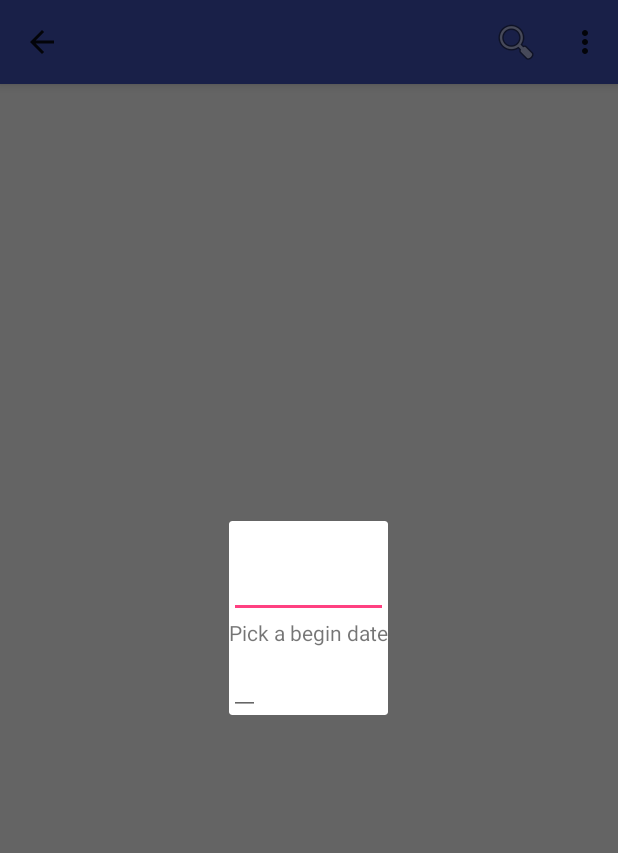
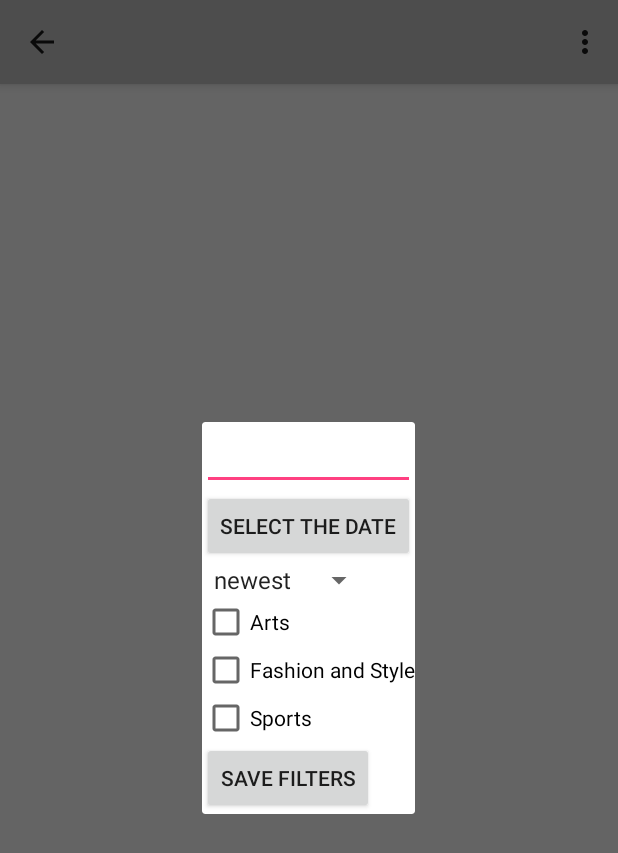
Before and after one commit to Marusya82/Articlist, an Android app: the screen it shows after launch (SearchActivity), in the options menu, after a tap on "Settings", on a phone screen of 412 x 824 dp. Shown: the top 853 px of the screen. Run offline under Robolectric (Android 15) with nearby library versions, the phone set to English and light mode, and no system bars; our stand-ins replace Picasso; libraries missing offline, so code that uses them is left out: com.loopj.android, cz.msebera.android; pictures from the network do not load.

Commit message:
Basic app submission

```diff
--- a/app/src/main/java/com/mtanasyuk/nytimessearch/activities/ArticleActivity.java
+++ b/app/src/main/java/com/mtanasyuk/nytimessearch/activities/ArticleActivity.java
@@ -15,7 +15,7 @@ public class ArticleActivity extends AppCompatActivity {
         super.onCreate(savedInstanceState);
         setContentView(R.layout.activity_article);
 
-        Article article = (Article) getIntent().getSerializableExtra("article");
+        Article article = getIntent().getParcelableExtra("article");
         WebView webView = (WebView) findViewById(R.id.wvArticle);
 
         assert webView != null;
--- a/app/src/main/java/com/mtanasyuk/nytimessearch/activities/SearchActivity.java
+++ b/app/src/main/java/com/mtanasyuk/nytimessearch/activities/SearchActivity.java
@@ -24,6 +24,7 @@ import com.mtanasyuk.nytimessearch.R;
 import com.mtanasyuk.nytimessearch.adapters.ArticleArrayAdapter;
 import com.mtanasyuk.nytimessearch.models.Article;
 import com.mtanasyuk.nytimessearch.models.EndlessScrollListener;
+import com.mtanasyuk.nytimessearch.models.Filter;
 import com.mtanasyuk.nytimessearch.models.SettingsDialogFragment;
 
 import org.json.JSONArray;
@@ -34,15 +35,14 @@ import java.util.ArrayList;
 
 import cz.msebera.android.httpclient.Header;
 
-public class SearchActivity extends AppCompatActivity {
+public class SearchActivity extends AppCompatActivity implements SettingsDialogFragment.SettingsDialogListener {
 
-//    EditText etQuery;
     GridView gvResults;
-//    Button btnSearch;
-
     final String apiKey = "6474c108b83f4af39476a770330f53b2";
     final String url = "https://api.nytimes.com/svc/search/v2/articlesearch.json";
     String query;
+    Filter filter;
+    SearchView searchView;
 
     ArrayList<Article> articles;
     ArticleArrayAdapter adapter;
@@ -55,10 +55,7 @@ public class SearchActivity extends AppCompatActivity {
     }
 
     public void setupViews() {
-//        etQuery = (EditText) findViewById(R.id.etQuery);
         gvResults = (GridView) findViewById(R.id.gvResults);
-//        gvResults.setNestedScrollingEnabled(true);
-//        btnSearch = (Button) findViewById(R.id.btnSearch);
         articles = new ArrayList<>();
         adapter = new ArticleArrayAdapter(this, articles);
         gvResults.setAdapter(adapter);
@@ -67,13 +64,9 @@ public class SearchActivity extends AppCompatActivity {
         gvResults.setOnItemClickListener(new AdapterView.OnItemClickListener() {
             @Override
             public void onItemClick(AdapterView<?> parent, View view, int position, long id) {
-                // create an intent to display an article
                 Intent i = new Intent(getApplicationContext(), ArticleActivity.class);
-                // get the article to display
                 Article article = articles.get(position);
-                // pass in that article into intent
                 i.putExtra("article", article);
-                // launch the activity
                 startActivity(i);
             }
         });
@@ -83,7 +76,7 @@ public class SearchActivity extends AppCompatActivity {
             public boolean onLoadMore(int page, int totalItemsCount) {
                 // Triggered only when new data needs to be appended to the list
                 // Add whatever code is needed to append new items to your AdapterView
-                fetchArticlesAsync(page, "", "", "");
+                fetchArticlesAsync(page);
                 return true; // ONLY if more data is actually being loaded; false otherwise.
             }
         });
@@ -96,13 +89,13 @@ public class SearchActivity extends AppCompatActivity {
 
     @Override
     public boolean onCreateOptionsMenu(Menu menu) {
-        // Inflate the menu; this adds items to the action bar if it is present.
         getMenuInflater().inflate(R.menu.menu_search, menu);
 
         MenuItem searchItem = menu.findItem(R.id.action_search);
-        final SearchView searchView = (SearchView) MenuItemCompat.getActionView(searchItem);
-//        searchItem.expandActionView();
-//        searchView.requestFocus();
+        searchView = (SearchView) MenuItemCompat.getActionView(searchItem);
+//        searchView.setBackgroundColor(3);
+        searchItem.expandActionView();
+        searchView.requestFocus();
 
         searchView.setOnQueryTextListener(new SearchView.OnQueryTextListener() {
             @Override
@@ -112,11 +105,11 @@ public class SearchActivity extends AppCompatActivity {
             }
 
             public boolean onQueryTextSubmit(String searchQuery) {
-                // get the value "query" which is entered in the search box
+                // in some cases text submit fires several times
+                searchView.clearFocus();
                 adapter.clear();
                 query = searchQuery;
-                fetchArticlesAsync(0, "", "", "");
-//                searchView.clearFocus();
+                fetchArticlesAsync(0);
                 return true;
             }
         });
@@ -129,38 +122,59 @@ public class SearchActivity extends AppCompatActivity {
         // Handle action bar item clicks here. The action bar will
         // automatically handle clicks on the Home/Up button, so long
         // as you specify a parent activity in AndroidManifest.xml.
-//        int id = item.getItemId();
-//        switch(id) {
-//            case R.id.action_search:
-//                break;
-//            case R.id.action_settings:
-//                break;
-//        }
+        int id = item.getItemId();
+        if (id == R.id.action_settings) {
+            FragmentManager fm = getSupportFragmentManager();
+            SettingsDialogFragment settingDialog = SettingsDialogFragment.newInstance("Set the filters:");
+            settingDialog.show(fm, "fragment_settings");
+        }
         return super.onOptionsItemSelected(item);
     }
 
-//    public void onArticleSearch(View view) {
-//        // clear up the adapter for the fresh search and send a request
-//        adapter.clear();
-//        fetchArticlesAsync(0, "", "", "");
-//    }
+    @Override
+    public void onFinishEditDialog(Filter filterReturned) {
+        filter = filterReturned;
+        searchView.setQuery("", false);
+        query = null;
+//        Toast.makeText(this, "Hi, " + filter.isArts(), Toast.LENGTH_SHORT).show();
+        adapter.clear();
 
-    public void fetchArticlesAsync(int page, String queryCategory, String date, String sort) {
+        fetchArticlesAsync(0);
+    }
+
+    public void fetchArticlesAsync(int page) {
 
         AsyncHttpClient client = new AsyncHttpClient();
         RequestParams params = new RequestParams();
-//        String query = etQuery.getText().toString();
-        params.put("q", query);
-//        params.put("fq", queryCategory);
-//        params.put("begin_date", date);
-//        params.put("sort", sort);
+        if (query != null) {
+            if (!query.isEmpty()) params.put("q", query);
+        }
+        if (filter != null) {
+            if (!filter.getDate().isEmpty()) params.put("begin_date", filter.getDate());
+            if (!filter.getSort().isEmpty()) params.put("sort", filter.getSort());
+            if (filter.isArts() && filter.isFashion() && filter.isSports() ) {
+                params.put("fq", "news_desk:("+ '"' + "Arts" + '"' + " " + '"' + "Fashion & Style" + '"' + " " + '"' + "Sports" + '"' + ")");
+            } else if (filter.isArts() && filter.isFashion()) {
+                params.put("fq", "news_desk:("+ '"' + "Arts" + '"' + " " + '"' + "Fashion & Style" + '"' + ")");
+            } else if (filter.isArts() && filter.isSports()) {
+                params.put("fq", "news_desk:("+ '"' + "Arts" + '"' + " " + '"' + "Sports" + '"' + ")");
+            } else if (filter.isFashion() && filter.isSports()) {
+                params.put("fq", "news_desk:("+ '"' + "Fashion & Style" + '"' + " " + '"' + "Sports" + '"' + ")");
+            } else if (filter.isArts()) {
+                params.put("fq", "news_desk:(" + '"' + "Arts" + '"' + ")");
+            } else if (filter.isFashion()) {
+                params.put("fq", "news_desk:("+ '"' + "Fashion & Style" + '"' + ")");
+            } else if (filter.isSports()) {
+                params.put("fq", "news_desk:("+ '"' + "Sports" + '"' + ")");
+            }
+        }
         params.put("api-key", apiKey);
         params.put("page", page);
+        Log.d("DEBUG", params.toString());
         if (isNetworkAvailable()) {
             client.get(url, params, new JsonHttpResponseHandler() {
                 @Override
                 public void onSuccess(int statusCode, Header[] headers, JSONObject response) {
-                    Log.d("DEBUG", response.toString());
                     JSONArray articleJSONResults = null;
                     try {
                         articleJSONResults = response.getJSONObject("response").getJSONArray("docs");
@@ -180,11 +194,4 @@ public class SearchActivity extends AppCompatActivity {
         NetworkInfo activeNetworkInfo = connectivityManager.getActiveNetworkInfo();
         return activeNetworkInfo != null && activeNetworkInfo.isConnectedOrConnecting();
     }
-
-
-    public void showEditDialog(MenuItem item) {
-        FragmentManager fm = getSupportFragmentManager();
-        SettingsDialogFragment settingDialogFragment = SettingsDialogFragment.newInstance("Some Title");
-        settingDialogFragment.show(fm, "fragment_edit_name");
-    }
 }
--- a/app/src/main/java/com/mtanasyuk/nytimessearch/adapters/ArticleArrayAdapter.java
+++ b/app/src/main/java/com/mtanasyuk/nytimessearch/adapters/ArticleArrayAdapter.java
@@ -43,7 +43,7 @@ public class ArticleArrayAdapter extends ArrayAdapter<Article> {
         String thumbnail = article.getThumbNail();
         if (!TextUtils.isEmpty(thumbnail)) {
             // remote download the image in the background
-            Picasso.with(getContext()).load(thumbnail).into(imageView);
+            Picasso.with(getContext()).load(thumbnail).fit().into(imageView);
         }
 
         return convertView;
--- a/app/src/main/java/com/mtanasyuk/nytimessearch/models/DatePickerFragment.java
+++ b/app/src/main/java/com/mtanasyuk/nytimessearch/models/DatePickerFragment.java
@@ -18,9 +18,9 @@ public class DatePickerFragment extends DialogFragment {
         int day = c.get(Calendar.DAY_OF_MONTH);
 
         // Activity needs to implement this interface
-        DatePickerDialog.OnDateSetListener listener = (DatePickerDialog.OnDateSetListener) getActivity();
+        DatePickerDialog.OnDateSetListener listener = (DatePickerDialog.OnDateSetListener) getTargetFragment();
 
-        // Create a new instance of TimePickerDialog and return it
-        return new DatePickerDialog(getActivity(), listener, year, month, day);
+        // Create a new instance of DatePickerDialog and return it
+        return new DatePickerDialog(getContext(), listener, year, month, day);
     }
 }
--- a/app/src/main/java/com/mtanasyuk/nytimessearch/models/EndlessScrollListener.java
+++ b/app/src/main/java/com/mtanasyuk/nytimessearch/models/EndlessScrollListener.java
@@ -31,8 +31,7 @@ public abstract class EndlessScrollListener implements AbsListView.OnScrollListe
     // We are given a few useful parameters to help us work out if we need to load some more data,
     // but first we check if we are waiting for the previous load to finish.
     @Override
-    public void onScroll(AbsListView view, int firstVisibleItem, int visibleItemCount, int totalItemCount)
-    {
+    public void onScroll(AbsListView view, int firstVisibleItem, int visibleItemCount, int totalItemCount) {
         // If the total item count is zero and the previous isn't, assume the
         // list is invalidated and should be reset back to initial state
         if (totalItemCount < previousTotalItemCount) {
--- a/app/src/main/java/com/mtanasyuk/nytimessearch/models/SettingsDialogFragment.java
+++ b/app/src/main/java/com/mtanasyuk/nytimessearch/models/SettingsDialogFragment.java
@@ -1,17 +1,34 @@
 package com.mtanasyuk.nytimessearch.models;
 
+import android.app.DatePickerDialog;
 import android.os.Bundle;
 import android.support.annotation.Nullable;
+import android.support.v4.app.DialogFragment;
+import android.support.v4.app.FragmentManager;
 import android.view.LayoutInflater;
 import android.view.View;
 import android.view.ViewGroup;
 import android.view.WindowManager;
+import android.widget.Button;
+import android.widget.CheckBox;
+import android.widget.DatePicker;
 import android.widget.EditText;
+import android.widget.Spinner;
 
 import com.mtanasyuk.nytimessearch.R;
 
-public class SettingsDialogFragment extends android.support.v4.app.DialogFragment {
-    private EditText mEditText;
+import java.text.SimpleDateFormat;
+import java.util.Calendar;
+
+public class SettingsDialogFragment extends DialogFragment implements DatePickerDialog.OnDateSetListener {
+
+    EditText mEditText;
+    Button btnDatePicker;
+    Button btnSaveFilters;
+    Spinner spinner;
+    CheckBox checkArts;
+    CheckBox checkFashion;
+    CheckBox checkSports;
 
     public SettingsDialogFragment() {
         // Empty constructor is required for DialogFragment
@@ -25,6 +42,11 @@ public class SettingsDialogFragment extends android.support.v4.app.DialogFragmen
         args.putString("title", title);
         frag.setArguments(args);
         return frag;
+    }
+
+    // Defines the listener interface with a method passing back data result
+    public interface SettingsDialogListener {
+        void onFinishEditDialog(Filter filter);
     }
 
     @Override
@@ -41,10 +63,60 @@ public class SettingsDialogFragment extends android.support.v4.app.DialogFragmen
         // Fetch arguments from bundle and set title
         String title = getArguments().getString("title", "Enter Name");
         getDialog().setTitle(title);
+        mEditText.requestFocus();
         // Show soft keyboard automatically and request focus to field
-        mEditText.requestFocus();
         getDialog().getWindow().setSoftInputMode(
                 WindowManager.LayoutParams.SOFT_INPUT_STATE_VISIBLE);
+
+        btnDatePicker = (Button) view.findViewById(R.id.btnDatePicker);
+        btnDatePicker.setOnClickListener(new View.OnClickListener() {
+            @Override
+            public void onClick(View v) {
+                showDatePicker();
+            }
+        });
+
+        spinner = (Spinner) view.findViewById(R.id.mySpinner);
+        checkArts = (CheckBox) view.findViewById(R.id.checkbox_arts);
+        checkFashion = (CheckBox) view.findViewById(R.id.checkbox_fashion);
+        checkSports = (CheckBox) view.findViewById(R.id.checkbox_sports);
+        btnSaveFilters = (Button) view.findViewById(R.id.btnSaveFilters);
+        btnSaveFilters.setOnClickListener(new View.OnClickListener() {
+            @Override
+            public void onClick(View v) {
+                String date = mEditText.getText().toString();
+                String value = spinner.getSelectedItem().toString();
+                boolean isArts = checkArts.isChecked();
+                boolean isFashion = checkFashion.isChecked();
+                boolean isSports = checkSports.isChecked();
+                Filter filter = new Filter(date, isArts, isFashion, isSports, value);
+                SettingsDialogListener listener = (SettingsDialogListener) getActivity();
+                listener.onFinishEditDialog(filter);
+                // Close the dialog and return back to the parent activity
+                dismiss();
+            }
+        });
     }
 
+    // attach to an onclick handler to show the date picker
+    private void showDatePicker() {
+        FragmentManager fm = getFragmentManager();
+        DatePickerFragment datePickerFragment = new DatePickerFragment();
+        // SETS the target fragment for use later when sending results
+        datePickerFragment.setTargetFragment(SettingsDialogFragment.this, 300);
+        datePickerFragment.show(fm, "fragment_date_picker");
+    }
+
+    // handle the date selected
+    public void onDateSet(DatePicker view, int year, int monthOfYear, int dayOfMonth) {
+        // store the values selected into a Calendar instance
+        final Calendar c = Calendar.getInstance();
+        c.set(Calendar.YEAR, year);
+        c.set(Calendar.MONTH, monthOfYear);
+        c.set(Calendar.DAY_OF_MONTH, dayOfMonth);
+        c.add(Calendar.DATE, 1);
+        SimpleDateFormat format = new SimpleDateFormat("yyyyMMdd");
+        String formatted = format.format(c.getTime());
+        mEditText.setText(formatted);
+    }
 }
--- a/app/src/main/res/layout/activity_search.xml
+++ b/app/src/main/res/layout/activity_search.xml
@@ -17,7 +17,7 @@
             android:id="@+id/toolbar"
             android:layout_width="match_parent"
             android:layout_height="?attr/actionBarSize"
-            android:background="?attr/colorPrimary"
+            android:background="@color/silver"
             app:layout_scrollFlags="scroll|enterAlways" />
         <!--app:popupTheme="@style/AppTheme.PopupOverlay"-->
 
--- a/app/src/main/res/layout/fragment_settings.xml
+++ b/app/src/main/res/layout/fragment_settings.xml
@@ -6,12 +6,6 @@
     android:layout_gravity="center"
     android:orientation="vertical" >
 
-    <TextView
-        android:id="@+id/lbl_your_name"
-        android:text=""
-        android:layout_width="wrap_content"
-        android:layout_height="wrap_content" />
-
     <EditText
         android:id="@+id/txt_your_name"
         android:layout_width="match_parent"
@@ -19,16 +13,40 @@
         android:inputType="text"
         android:imeOptions="actionDone" />
 
-    <TextView
-        android:id="@+id/datePick"
+    <Button
+        style="?android:attr/buttonStyleSmall"
+        android:layout_width="wrap_content"
+        android:layout_height="wrap_content"
         android:text="@string/pick_date"
+        android:id="@+id/btnDatePicker" />
+
+    <Spinner
+        android:id="@+id/mySpinner"
         android:layout_width="wrap_content"
+        android:entries="@array/choices_array"
+        android:prompt="@string/sort"
         android:layout_height="wrap_content" />
 
-    <EditText
+    <CheckBox android:id="@+id/checkbox_arts"
         android:layout_width="wrap_content"
         android:layout_height="wrap_content"
-        android:inputType="text"
-        android:onClick="showDatePickerDialog"/>
+        android:text="@string/arts" />
+
+    <CheckBox android:id="@+id/checkbox_fashion"
+        android:layout_width="wrap_content"
+        android:layout_height="wrap_content"
+        android:text="@string/fashion_style" />
+
+    <CheckBox android:id="@+id/checkbox_sports"
+        android:layout_width="wrap_content"
+        android:layout_height="wrap_content"
+        android:text="@string/sports" />
+
+    <Button
+        android:id="@+id/btnSaveFilters"
+        style="?android:attr/buttonStyleSmall"
+        android:layout_width="wrap_content"
+        android:layout_height="wrap_content"
+        android:text="@string/save" />
 
 </LinearLayout>
--- a/app/src/main/res/menu/menu_search.xml
+++ b/app/src/main/res/menu/menu_search.xml
@@ -15,7 +15,6 @@
         android:id="@+id/action_settings"
         android:orderInCategory="100"
         android:title="@string/action_settings"
-        android:onClick="showEditDialog"
         app:showAsAction="never" />
 
 </menu>
--- /dev/null
+++ b/app/src/main/res/values/choices_array.xml
@@ -0,0 +1,7 @@
+<?xml version="1.0" encoding="utf-8"?>
+<resources>
+    <string-array name="choices_array">
+        <item>newest</item>
+        <item>oldest</item>
+    </string-array>
+</resources>
--- a/app/src/main/res/values/strings.xml
+++ b/app/src/main/res/values/strings.xml
@@ -4,5 +4,10 @@
     <string name="hint">Enter search query</string>
     <string name="search">Search</string>
     <string name="action_search">Search an article</string>
-    <string name="pick_date">Pick a begin date</string>
+    <string name="sort">Sort</string>
+    <string name="arts">Arts</string>
+    <string name="fashion_style">Fashion and Style</string>
+    <string name="sports">Sports</string>
+    <string name="save">Save filters</string>
+    <string name="pick_date">Select the date</string>
 </resources>
```
Also changed, not shown: app/src/main/java/com/mtanasyuk/nytimessearch/models/Article.java (+36 -5 lines), app/src/main/java/com/mtanasyuk/nytimessearch/models/Filter.java (added, +75 -0 lines), app/src/main/res/layout/content_search.xml (+0 -22 lines).
